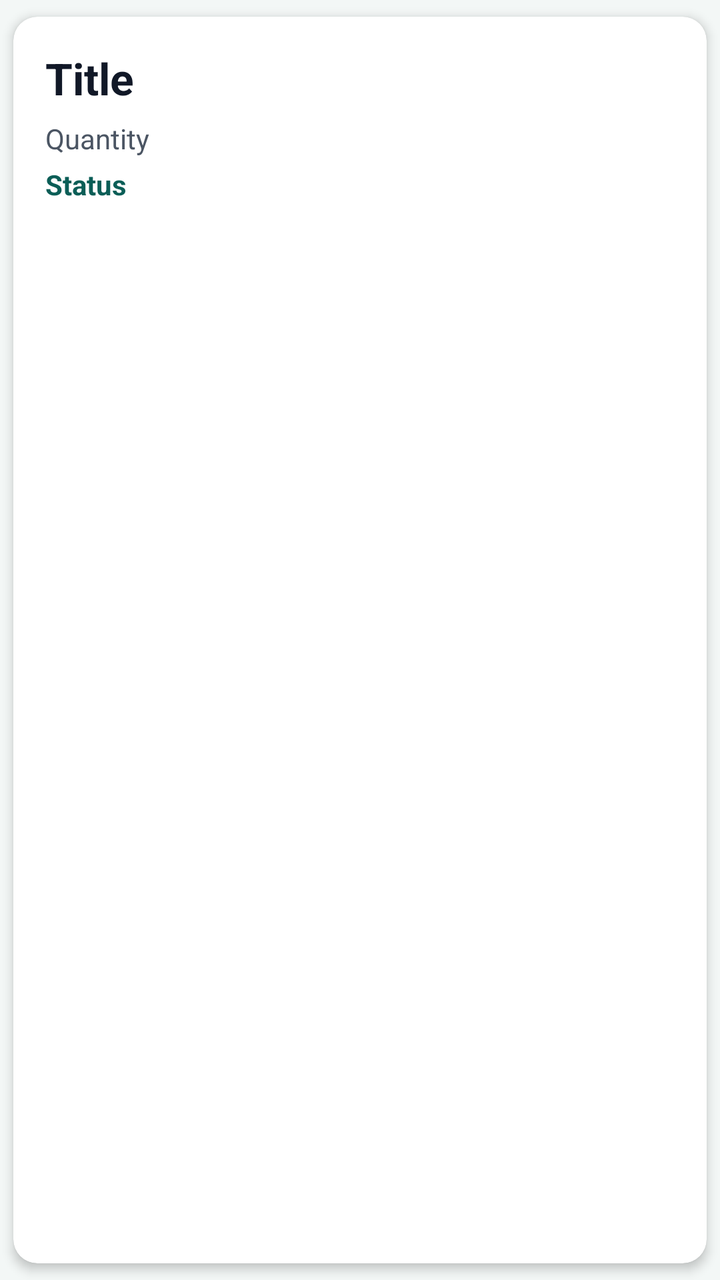
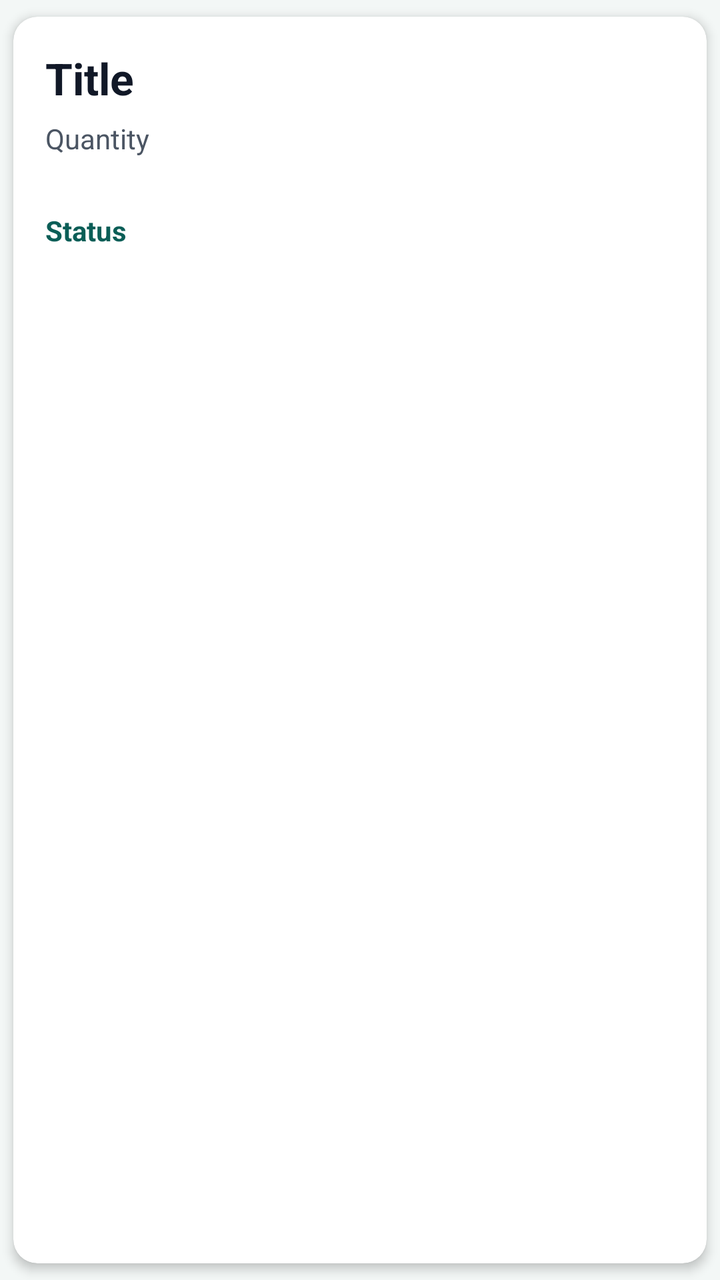

An Android layout rendered at two revisions. The XML below is the earlier revision; the diff shows what the commit changed to produce the second picture.
<!-- AndroidManifest.xml: application theme Theme.App -->
<!-- res/layout/item_listing.xml -->
<?xml version="1.0" encoding="utf-8"?>
<androidx.cardview.widget.CardView xmlns:android="http://schemas.android.com/apk/res/android"
    xmlns:app="http://schemas.android.com/apk/res-auto"
    android:layout_width="match_parent"
    android:layout_height="wrap_content"
    android:layout_marginHorizontal="8dp"
    android:layout_marginTop="6dp"
    android:layout_marginBottom="6dp"
    app:cardCornerRadius="12dp"
    app:cardElevation="3dp"
    app:cardUseCompatPadding="true"
    app:cardBackgroundColor="@color/surface_card">

    <LinearLayout
        android:layout_width="match_parent"
        android:layout_height="wrap_content"
        android:orientation="vertical"
        android:padding="16dp">

        <TextView
            android:id="@+id/textViewTitle"
            android:layout_width="match_parent"
            android:layout_height="wrap_content"
            android:textColor="@color/text_primary"
            android:text="@string/item_listing_title_label"
            android:textAppearance="@style/TextAppearance.AppCompat.Large"
            android:textStyle="bold" />

        <TextView
            android:id="@+id/textViewQuantity"
            android:layout_width="match_parent"
            android:layout_height="wrap_content"
            android:layout_marginTop="6dp"
            android:textColor="@color/text_secondary"
            android:text="@string/item_listing_quantity_label" />

        <TextView
            android:id="@+id/textViewStatus"
            android:layout_width="match_parent"
            android:layout_height="wrap_content"
            android:layout_marginTop="4dp"
            android:textColor="@color/green_dark"
            android:textStyle="bold"
            android:text="@string/item_listing_status_label" />

    </LinearLayout>

</androidx.cardview.widget.CardView>
<!-- resources referenced by this layout -->
<resources>
  <color name="green_dark">#0B5E57</color>
  <color name="surface_card">#FFFFFFFF</color>
  <color name="text_primary">#111827</color>
  <color name="text_secondary">#4B5563</color>
  <string name="item_listing_quantity_label">Quantity</string>
  <string name="item_listing_status_label">Status</string>
  <string name="item_listing_title_label">Title</string>
  <style name="Theme.App" parent="Theme.Material3.Light.NoActionBar">
          <item name="colorPrimary">@color/green_primary</item>
          <item name="colorPrimaryContainer">@color/green_dark</item>
          <item name="colorOnPrimary">@color/white</item>
          <item name="colorSecondary">@color/orange_accent</item>
          <item name="colorOnSecondary">@color/white</item>
          <item name="colorSurface">@color/surface_card</item>
          <item name="colorOnSurface">@color/text_primary</item>
          <item name="android:statusBarColor" tools:targetApi="l">@color/green_dark</item>
          <item name="android:windowBackground">@color/light_gray</item>
          <item name="android:fontFamily">sans-serif</item>
          <item name="textInputStyle">@style/Widget.App.TextInputLayout</item>
          <item name="buttonStyle">@style/Widget.App.Button</item>
          <item name="materialCardViewStyle">@style/Widget.App.CardView</item>
      </style>
  <color name="green_primary">#0F766E</color>
  <color name="white">#FFFFFFFF</color>
  <color name="orange_accent">#D97706</color>
  <color name="light_gray">#F3F7F6</color>
  <style name="Widget.App.TextInputLayout" parent="Widget.Material3.TextInputLayout.OutlinedBox">
          <item name="boxStrokeColor">@color/green_primary</item>
          <item name="boxBackgroundColor">@color/surface_card</item>
          <item name="boxCornerRadiusTopStart">14dp</item>
          <item name="boxCornerRadiusTopEnd">14dp</item>
          <item name="boxCornerRadiusBottomStart">14dp</item>
          <item name="boxCornerRadiusBottomEnd">14dp</item>
      </style>
  <style name="Widget.App.Button" parent="Widget.Material3.Button">
          <item name="backgroundTint">@color/green_primary</item>
          <item name="android:textColor">@color/white</item>
          <item name="cornerRadius">14dp</item>
          <item name="android:minHeight">52dp</item>
          <item name="android:textStyle">bold</item>
      </style>
  <style name="Widget.App.CardView" parent="Widget.Material3.CardView.Elevated">
          <item name="cardCornerRadius">18dp</item>
          <item name="cardElevation">4dp</item>
          <item name="cardBackgroundColor">@color/surface_card</item>
      </style>
</resources>

<!-- the commit's change to res/layout/item_listing.xml (unified diff, before → after) -->
@@ -35,6 +35,14 @@
             android:text="@string/item_listing_quantity_label" />
 
         <TextView
+            android:id="@+id/textViewBusiness"
+            android:layout_width="match_parent"
+            android:layout_height="wrap_content"
+            android:layout_marginTop="4dp"
+            android:textColor="@color/text_secondary"
+            android:textStyle="italic" />
+
+        <TextView
             android:id="@+id/textViewStatus"
             android:layout_width="match_parent"
             android:layout_height="wrap_content"
